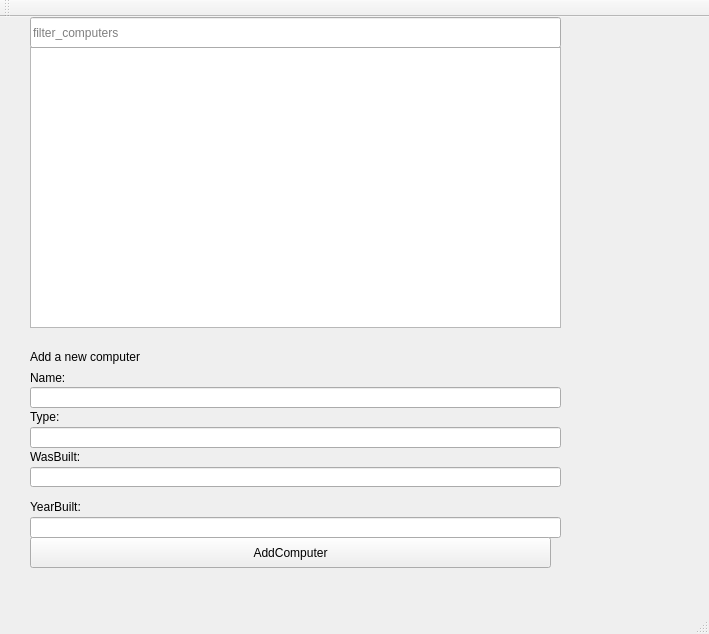
This is vika3/week3/mainwindow.ui in axelboga/hopur32 as Qt 5 draws it before an edit. The edited form follows.
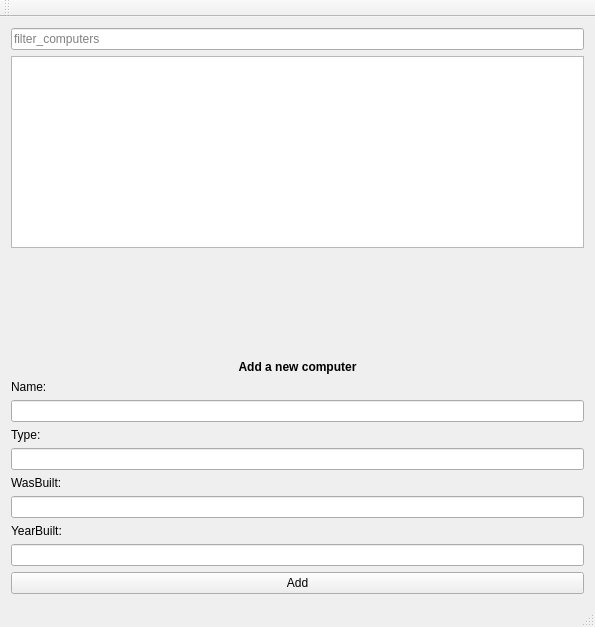
This is the edited form.

Commit message: Gera UI meira responsive

The edit to the form file:
```diff
--- a/vika3/week3/mainwindow.ui
+++ b/vika3/week3/mainwindow.ui
@@ -6,189 +6,124 @@
    <rect>
     <x>0</x>
     <y>0</y>
-    <width>709</width>
-    <height>634</height>
+    <width>595</width>
+    <height>627</height>
    </rect>
   </property>
   <property name="windowTitle">
    <string>MainWindow</string>
   </property>
   <widget class="QWidget" name="centralWidget">
-   <widget class="QListWidget" name="list_computers">
-    <property name="geometry">
-     <rect>
-      <x>30</x>
-      <y>30</y>
-      <width>531</width>
-      <height>281</height>
-     </rect>
-    </property>
-   </widget>
+   <layout class="QVBoxLayout" name="verticalLayout_6">
+    <item>
    <widget class="QLineEdit" name="input_filter_computers">
-    <property name="geometry">
-     <rect>
-      <x>30</x>
-      <y>0</y>
-      <width>531</width>
-      <height>31</height>
-     </rect>
-    </property>
     <property name="placeholderText">
      <string>filter_computers</string>
     </property>
    </widget>
-   <widget class="QLineEdit" name="input_computer_name">
-    <property name="geometry">
-     <rect>
-      <x>30</x>
-      <y>370</y>
-      <width>531</width>
-      <height>21</height>
-     </rect>
-    </property>
-   </widget>
+    </item>
+    <item>
+     <widget class="QListWidget" name="list_computers"/>
+    </item>
+    <item>
+     <spacer name="verticalSpacer">
+      <property name="orientation">
+       <enum>Qt::Vertical</enum>
+      </property>
+      <property name="sizeType">
+       <enum>QSizePolicy::MinimumExpanding</enum>
+      </property>
+      <property name="sizeHint" stdset="0">
+       <size>
+        <width>20</width>
+        <height>20</height>
+       </size>
+      </property>
+     </spacer>
+    </item>
+    <item>
+     <layout class="QVBoxLayout" name="verticalLayout_5">
+      <item>
    <widget class="QLabel" name="label_add_computer">
-    <property name="geometry">
-     <rect>
-      <x>30</x>
-      <y>330</y>
-      <width>161</width>
-      <height>19</height>
-     </rect>
-    </property>
     <property name="text">
-     <string>Add a new computer</string>
-    </property>
-   </widget>
-   <widget class="QLineEdit" name="input_computer_type">
-    <property name="geometry">
-     <rect>
-      <x>30</x>
-      <y>410</y>
-      <width>531</width>
-      <height>21</height>
-     </rect>
-    </property>
-   </widget>
+         <string>&lt;html&gt;&lt;head/&gt;&lt;body&gt;&lt;p align=&quot;center&quot;&gt;&lt;span style=&quot; font-weight:600;&quot;&gt;Add a new computer&lt;/span&gt;&lt;/p&gt;&lt;/body&gt;&lt;/html&gt;</string>
+        </property>
+       </widget>
+      </item>
+     </layout>
+    </item>
+    <item>
+     <layout class="QVBoxLayout" name="verticalLayout">
+      <item>
+       <layout class="QHBoxLayout" name="horizontalLayout">
+        <item>
    <widget class="QLabel" name="label_computer_name">
-    <property name="geometry">
-     <rect>
-      <x>30</x>
-      <y>351</y>
-      <width>68</width>
-      <height>20</height>
-     </rect>
-    </property>
     <property name="text">
      <string>Name:</string>
     </property>
    </widget>
+        </item>
+        <item>
+         <widget class="QLabel" name="label_error_computer_name">
+          <property name="text">
+           <string/>
+          </property>
+         </widget>
+        </item>
+       </layout>
+      </item>
+     </layout>
+    </item>
+    <item>
+     <widget class="QLineEdit" name="input_computer_name"/>
+    </item>
+    <item>
+     <layout class="QVBoxLayout" name="verticalLayout_2">
+      <item>
+       <layout class="QHBoxLayout" name="horizontalLayout_3">
+        <item>
    <widget class="QLabel" name="label_computer_type">
-    <property name="geometry">
-     <rect>
-      <x>30</x>
-      <y>390</y>
-      <width>61</width>
-      <height>19</height>
-     </rect>
-    </property>
     <property name="text">
      <string>Type:</string>
     </property>
    </widget>
-   <widget class="QLabel" name="label_computer_year_built">
-    <property name="geometry">
-     <rect>
-      <x>30</x>
-      <y>480</y>
-      <width>68</width>
-      <height>19</height>
-     </rect>
-    </property>
-    <property name="text">
-     <string>YearBuilt:</string>
-    </property>
-   </widget>
-   <widget class="QLineEdit" name="input_computer_year_built">
-    <property name="geometry">
-     <rect>
-      <x>30</x>
-      <y>500</y>
-      <width>531</width>
-      <height>21</height>
-     </rect>
-    </property>
-   </widget>
-   <widget class="QPushButton" name="pushButton">
-    <property name="geometry">
-     <rect>
-      <x>30</x>
-      <y>520</y>
-      <width>521</width>
-      <height>31</height>
-     </rect>
-    </property>
-    <property name="text">
-     <string>AddComputer</string>
-    </property>
-   </widget>
+        </item>
+       </layout>
+      </item>
+     </layout>
+    </item>
+    <item>
+     <widget class="QLineEdit" name="input_computer_type"/>
+    </item>
+    <item>
+     <layout class="QVBoxLayout" name="verticalLayout_3">
+      <item>
+       <layout class="QHBoxLayout" name="horizontalLayout_4">
+        <item>
    <widget class="QLabel" name="label_computer_was_built">
-    <property name="geometry">
-     <rect>
-      <x>30</x>
-      <y>430</y>
-      <width>68</width>
-      <height>19</height>
-     </rect>
-    </property>
     <property name="text">
      <string>WasBuilt:</string>
     </property>
    </widget>
-   <widget class="QLineEdit" name="input_computer_was_built">
-    <property name="geometry">
-     <rect>
-      <x>30</x>
-      <y>450</y>
-      <width>531</width>
-      <height>20</height>
-     </rect>
-    </property>
-   </widget>
-   <widget class="QWidget" name="horizontalLayoutWidget">
-    <property name="geometry">
-     <rect>
-      <x>30</x>
-      <y>350</y>
-      <width>531</width>
-      <height>21</height>
-     </rect>
-    </property>
-    <layout class="QHBoxLayout" name="horizontalLayout"/>
-   </widget>
-   <widget class="QLabel" name="label_error_computer_name">
-    <property name="geometry">
-     <rect>
-      <x>350</x>
-      <y>350</y>
-      <width>211</width>
-      <height>20</height>
-     </rect>
-    </property>
-    <property name="text">
-     <string/>
-    </property>
-   </widget>
-   <widget class="QWidget" name="horizontalLayoutWidget_2">
-    <property name="geometry">
-     <rect>
-      <x>30</x>
-      <y>479</y>
-      <width>541</width>
-      <height>21</height>
-     </rect>
-    </property>
+        </item>
+       </layout>
+      </item>
+     </layout>
+    </item>
+    <item>
+     <widget class="QLineEdit" name="input_computer_was_built"/>
+    </item>
+    <item>
+     <layout class="QVBoxLayout" name="verticalLayout_4">
+      <item>
     <layout class="QHBoxLayout" name="horizontalLayout_2">
+        <item>
+         <widget class="QLabel" name="label_computer_year_built">
+          <property name="text">
+           <string>YearBuilt:</string>
+          </property>
+         </widget>
+        </item>
      <item>
       <widget class="QLabel" name="label_error_computer_year_built">
        <property name="text">
@@ -197,7 +132,34 @@
       </widget>
      </item>
     </layout>
-   </widget>
+      </item>
+     </layout>
+    </item>
+    <item>
+     <widget class="QLineEdit" name="input_computer_year_built"/>
+    </item>
+    <item>
+     <widget class="QPushButton" name="pushButton">
+      <property name="text">
+       <string>Add</string>
+      </property>
+     </widget>
+    </item>
+   </layout>
+   <zorder>list_computers</zorder>
+   <zorder>input_filter_computers</zorder>
+   <zorder>input_computer_name</zorder>
+   <zorder>input_computer_type</zorder>
+   <zorder>input_computer_year_built</zorder>
+   <zorder>pushButton</zorder>
+   <zorder>input_computer_was_built</zorder>
+   <zorder>verticalLayoutWidget</zorder>
+   <zorder>verticalLayoutWidget_2</zorder>
+   <zorder>verticalLayoutWidget_3</zorder>
+   <zorder>verticalLayoutWidget_4</zorder>
+   <zorder>verticalLayoutWidget_5</zorder>
+   <zorder>label_add_computer</zorder>
+   <zorder>verticalSpacer</zorder>
   </widget>
   <widget class="QMenuBar" name="menuBar">
    <property name="geometry">
```
Left out of the diff: 4 changed lines with no effect on the pictures. Lines whose indentation alone changed are shown as unchanged.
